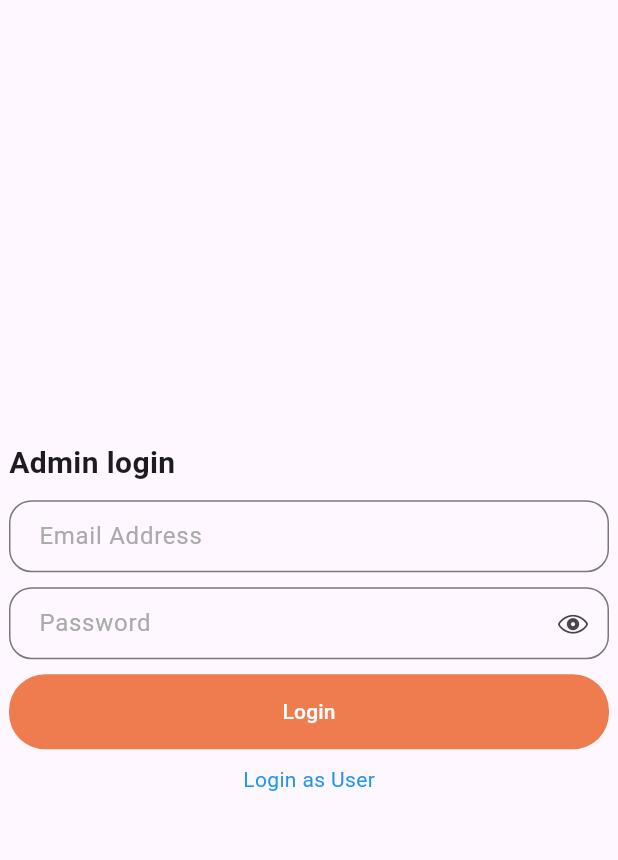
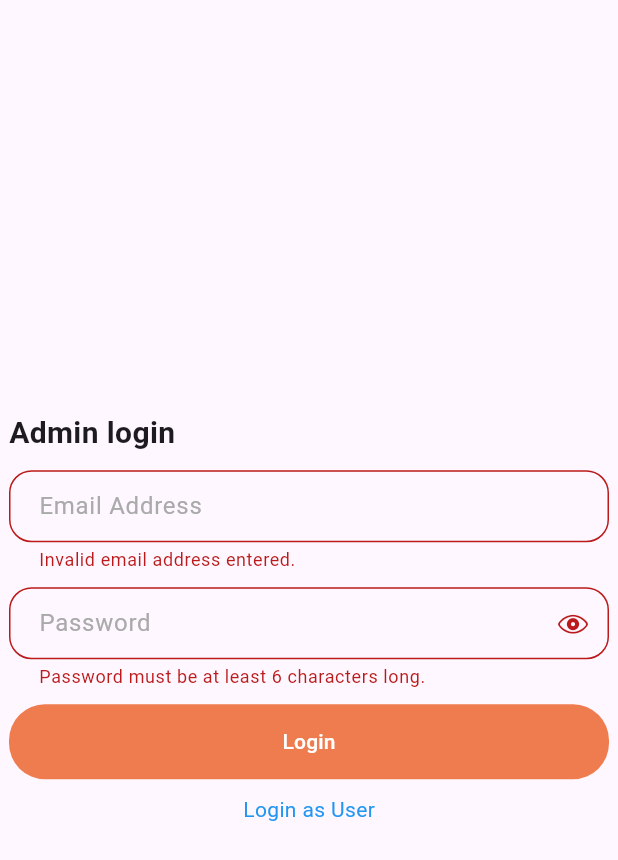
Before and after one commit to fiekzz/casestudy1-csci4311, a Flutter app: the AdminLoginScreen screen opened directly, after a tap on "Login", on a phone screen of 412 x 824 dp. Shown: the top 860 px of the screen. Run offline on Flutter 3.47's test engine with Material 3 defaults, Android fonts, the phone set to English and light mode, and no system bars; our stand-ins replace dio, email_validator, flutter_riverpod, flutter_secure_storage, pretty_dio_logger; missing offline and left inert: image_network, jwt_decode; accounts and stored records are empty.

Commit message:
:sparkle: admin login

```diff
--- a/lib/component/p_dio.dart
+++ b/lib/component/p_dio.dart
@@ -40,8 +40,8 @@ class DioFactory {
       validateStatus: (status) {
         return true;
       },
-      sendTimeout: Duration(seconds: 240),
-      connectTimeout: Duration(seconds: 240),
+      sendTimeout: const Duration(seconds: 240),
+      connectTimeout: const Duration(seconds: 240),
     );
 
     // dio.httpClientAdapter = IOHttpClientAdapter(
--- a/lib/component/payroll_button.dart
+++ b/lib/component/payroll_button.dart
@@ -72,26 +72,26 @@ class PayrollButton extends ConsumerWidget {
       height: height,
       child: ElevatedButton(
         style: ButtonStyle(
-          shape: MaterialStateProperty.all(
+          shape: WidgetStateProperty.all(
             RoundedRectangleBorder(
               borderRadius: BorderRadius.circular(borderRadius),
               side: BorderSide(color: borderColor ?? Colors.transparent),
             ),
           ),
-          elevation: MaterialStateProperty.all<double>(0),
-          backgroundColor: MaterialStateProperty.all(
+          elevation: WidgetStateProperty.all<double>(0),
+          backgroundColor: WidgetStateProperty.all(
             disabled || isLoading
                 ? const Color(0xFFCFCFCF)
                 : (backgroundColor ??
                     Theme.of(context).colorScheme.primaryContainer),
           ),
-          foregroundColor: MaterialStateProperty.all(
+          foregroundColor: WidgetStateProperty.all(
             disabled || isLoading
                 ? const Color(0xFF9A9A9A)
                 : (foregroundColor ??
                     Theme.of(context).colorScheme.onPrimaryContainer),
           ),
-          overlayColor: MaterialStateProperty.all(overlayColor),
+          overlayColor: WidgetStateProperty.all(overlayColor),
         ),
         onPressed: (disabled || isLoading) ? null : onPressed,
         child: isLoading
--- a/lib/component/pfetch.dart
+++ b/lib/component/pfetch.dart
@@ -26,7 +26,7 @@ class PFetch {
   Future<dynamic> authorizedRequest() async {
     final agDio = DioFactory().getDio();
 
-    final storage = FlutterSecureStorage();
+    final storage = const FlutterSecureStorage();
 
     final token = await storage.read(key: 'token');
 
--- a/lib/login/admin_login.dart
+++ b/lib/login/admin_login.dart
@@ -24,6 +24,53 @@ class _AdminLoginScreenState extends State<AdminLoginScreen> {
   final loginFormKey = GlobalKey<FormState>();
 
   void login () async {
+    try {
+      if (loginFormKey.currentState!.validate()) {
+        final data = await ApiManager.userLogin(
+            emailController.text, passwordController.text);
+
+        const storage = FlutterSecureStorage();
+
+        print(data.data!.token);
+
+        await Future.wait([
+          storage.write(
+            key: 'token',
+            value: data.data!.token ?? '',
+          ),
+          storage.write(
+            key: 'loginType',
+            value: 'admin',
+          )
+        ]);
+
+        // Get user id
+        final userID = data.data?.userId;
+
+        if (data.success ?? false) {
+          Navigator.pushAndRemoveUntil(
+            navigatorKey.currentContext!,
+            MaterialPageRoute(
+              builder: (context) => UserDashboard(userID: userID ?? ''),
+            ),
+            (route) => false,
+          );
+        } else {
+          ScaffoldMessenger.of(navigatorKey.currentContext!).showSnackBar(
+            SnackBar(
+              content: Text(data.message ?? 'An error occurred.'),
+              backgroundColor: UiColors.alertRed,
+            ),
+          );
+        }
+      }
+    } catch (error) {
+      ScaffoldMessenger.of(navigatorKey.currentContext!).showSnackBar(
+        SnackBar(
+          content: const Text('An error has occurred.'),
+        ),
+      );
+    }
 
   }
     @override
--- a/lib/main.dart
+++ b/lib/main.dart
@@ -19,7 +19,7 @@ final navigatorKey = GlobalKey<NavigatorState>();
 final scaffoldMessengerKey = GlobalKey<ScaffoldMessengerState>();
 
 class _MyAppState extends State<MyApp> {
-  final storage = FlutterSecureStorage();
+  final storage = const FlutterSecureStorage();
 
   @override
   void initState() {
@@ -40,6 +40,8 @@ class _MyAppState extends State<MyApp> {
       // home: userToken != null
       //     ? UserDashboard(userID: userToken!.sub!)
       //     : const UserLoginScreen(),
+
+
       home: FutureBuilder(
         future: Future.wait([storage.readAll()]),
         builder: (context, snapshot) {
@@ -73,6 +75,9 @@ class _MyAppState extends State<MyApp> {
     );
   }
 }
+
+
+
 
 // class MyHomePage extends StatefulWidget {
 //   const MyHomePage({super.key, required this.title});
--- a/lib/utils/api_manager.dart
+++ b/lib/utils/api_manager.dart
@@ -22,6 +22,7 @@ class ApiManager {
       rethrow;
     }
   }
+
 
   static Future<GetUserDetailsModel> getUserDetails() async {
     try {
```
Also changed, not shown: lib/utils/models/get_user_details_model.dart (+36 -36 lines), lib/utils/models/get_working_status_model.dart (+6 -6 lines), lib/utils/models/user_login_response_model.dart (+8 -8 lines), lib/utils/models/user_token_model.dart (+4 -4 lines), pubspec.lock, 1 other file.
